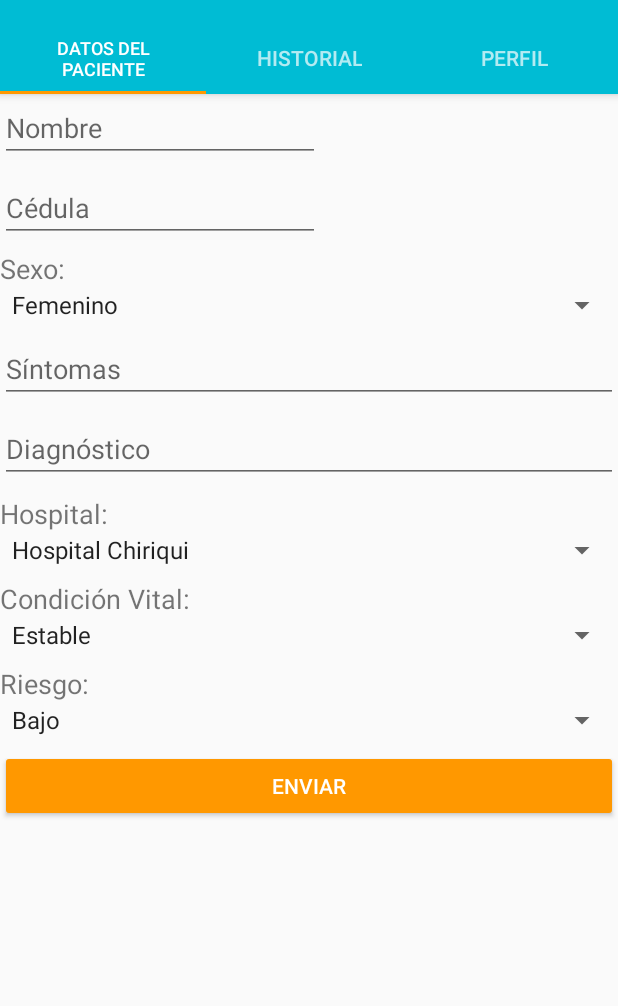
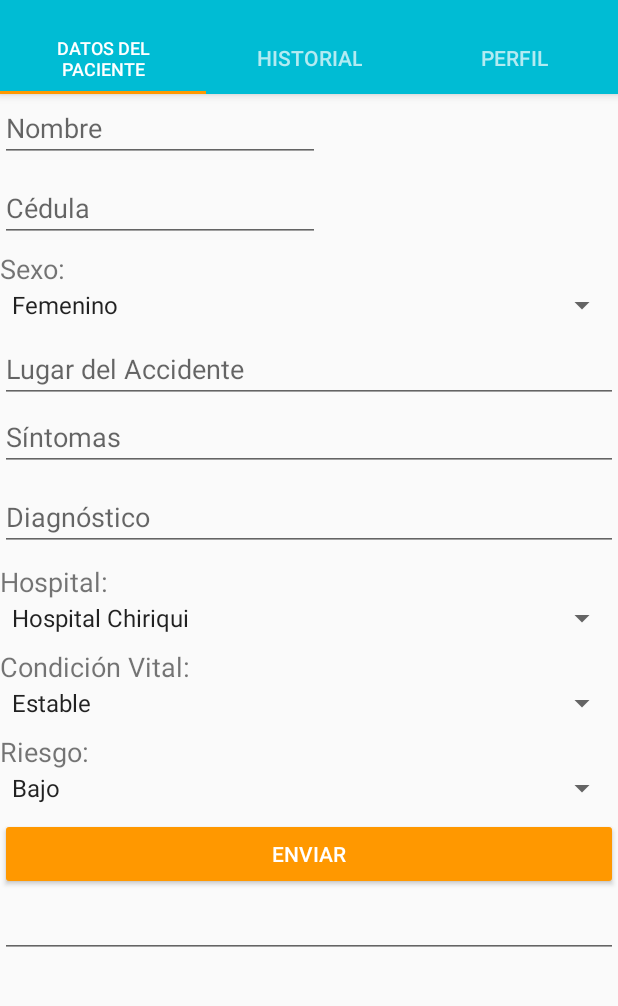
Before and after one commit to kornofilo/DS6-SATEM, an Android app: the screen it shows after launch once a user with an empty profile is signed in (MainActivity), after a tap on "ENVIAR", on a phone screen of 412 x 824 dp, the part 74-1080 px from its top. Run offline under Robolectric (Android 15) with nearby library versions, the phone set to English and light mode, and no system bars; our stand-ins replace Firebase (no records; nobody signed in at launch, a user with empty details on screens opened directly).

Commit message:
SATEM APP - Send Emergency - 2

```diff
--- a/SATEMapp/app/src/main/java/com/example/r_2g_/satemapp/LoginActivity.java
+++ b/SATEMapp/app/src/main/java/com/example/r_2g_/satemapp/LoginActivity.java
@@ -97,12 +97,11 @@ public class LoginActivity extends AppCompatActivity implements View.OnClickList
         final Intent intent;
         switch (v.getId()){
             case R.id.buttonLogin:{
-                System.out.println("case holi");
                 if(!emailET.getText().toString().equals("") && !passwordET.getText().toString().equals("")){
-                    System.out.println("if holi");
                     String emailV = emailET.getText().toString();
                     String passwordV = passwordET.getText().toString();
                     intent = new Intent(LoginActivity.this,MainActivity.class);
+                    intent.putExtra("numAmbulance",ambulanceET.getText().toString());
                     mAuth.signInWithEmailAndPassword(emailV, passwordV)
                             .addOnCompleteListener(this, new OnCompleteListener<AuthResult>() {
                                 @Override
@@ -121,7 +120,6 @@ public class LoginActivity extends AppCompatActivity implements View.OnClickList
                                         finish();
                                     }
 
-                                    // ...
                                 }
                             });
                 }
--- a/SATEMapp/app/src/main/java/com/example/r_2g_/satemapp/MainActivity.java
+++ b/SATEMapp/app/src/main/java/com/example/r_2g_/satemapp/MainActivity.java
@@ -30,6 +30,7 @@ import android.view.ViewGroup;
 
 import android.widget.Button;
 import android.widget.EditText;
+import android.widget.Spinner;
 import android.widget.TextView;
 import android.widget.Toast;
 
@@ -43,12 +44,16 @@ import com.google.firebase.database.FirebaseDatabase;
 import com.google.firebase.database.Query;
 import com.google.firebase.database.ValueEventListener;
 
+import java.text.SimpleDateFormat;
 import java.util.ArrayList;
+import java.util.Calendar;
+import java.util.Date;
 
 public class MainActivity extends AppCompatActivity{
 
     FirebaseDatabase database;
     static DatabaseReference myRef;
+    static Bundle extras;
 
 
     private SectionsPagerAdapter mSectionsPagerAdapter;
@@ -92,6 +97,10 @@ public class MainActivity extends AppCompatActivity{
 
         database = FirebaseDatabase.getInstance();
         myRef = database.getReference("emergencias");
+
+        //Obtenemos el #de ambulancia del paramedico
+        extras = getIntent().getExtras();
+
     }
 
 
@@ -159,14 +168,24 @@ public class MainActivity extends AppCompatActivity{
 
 
             View rootView = null;
-            FirebaseUser user = FirebaseAuth.getInstance().getCurrentUser();
+            final FirebaseUser user = FirebaseAuth.getInstance().getCurrentUser();
             Query emergenciasQuery = myRef.orderByChild("paramedico").equalTo(user.getEmail());
             switch (getArguments().getInt(ARG_SECTION_NUMBER)){
                 case 1: {
                     rootView = inflater.inflate(R.layout.fragment_main, container, false);
                     //EditTexts
-                    final EditText nombre;
+                    final EditText nombre, cedula,sintomas,lugar;
                     nombre = (EditText) rootView.findViewById(R.id.editTextNombrePaciente);
+                    cedula = (EditText) rootView.findViewById(R.id.editTextCedula);
+                    lugar = (EditText) rootView.findViewById(R.id.editTextLugar);
+                    sintomas = (EditText) rootView.findViewById(R.id.editTextSintomas);
+
+                    //Spinners
+                    final Spinner genero;
+                    genero = (Spinner) rootView.findViewById(R.id.spinnerSexo);
+
+
+
 
 
                     //Extraemos los valores en los Textviews y Spinners
@@ -179,12 +198,23 @@ public class MainActivity extends AppCompatActivity{
                         public void onClick(View v) {
                             String id = myRef.push().getKey();
                             String nombreV = nombre.getText().toString();
-                            final EmergenciasTest emergencia = new EmergenciasTest(nombreV);
+                            String cedulaV = cedula.getText().toString();
+                            String generoV = genero.getSelectedItem().toString();
+                            String lugarV = lugar.getText().toString();
+                            String sintomasV = sintomas.getText().toString();
+
+                            Calendar c = Calendar.getInstance();
+                            System.out.println("Current time => " + c.getTime());
+
+                            SimpleDateFormat df = new SimpleDateFormat("dd-MMM-yyyy");
+                            String formattedDate = df.format(c.getTime());
+
+                            /*final Emergencias emergencia = new Emergencias(nombreV,cedulaV,extras.getString("numAmbulance"),generoV,sintomasV,lugarV,user.getEmail());
                             System.out.println(nombreV);
                             if(!nombreV.equals(""))
                                myRef.child(id).setValue(emergencia);
                             else
-                                System.out.println("NOPE");
+                                System.out.println("NOPE");*/
 
                         }
                     });
--- a/SATEMapp/app/src/main/res/layout/fragment_main.xml
+++ b/SATEMapp/app/src/main/res/layout/fragment_main.xml
@@ -5,26 +5,26 @@
 
     <LinearLayout
         android:layout_width="match_parent"
-        android:layout_height="wrap_content"
-        android:orientation="vertical" >
+        android:layout_height="match_parent"
+        android:orientation="vertical">
 
 
         <EditText
             android:id="@+id/editTextNombrePaciente"
             android:layout_width="wrap_content"
             android:layout_height="wrap_content"
+            android:layout_marginBottom="8dp"
             android:ems="10"
             android:hint="@string/NombrePaciente"
-            android:layout_marginBottom="8dp"
             android:inputType="textPersonName" />
 
         <EditText
             android:id="@+id/editTextCedula"
             android:layout_width="wrap_content"
             android:layout_height="wrap_content"
+            android:layout_marginBottom="5dp"
             android:ems="10"
             android:hint="@string/cedula"
-            android:layout_marginBottom="5dp"
             android:inputType="textPersonName" />
 
         <TextView
@@ -38,25 +38,33 @@
             android:id="@+id/spinnerSexo"
             android:layout_width="match_parent"
             android:layout_height="wrap_content"
+            android:layout_marginBottom="8dp"
             android:entries="@array/sexoOpts"
-            android:layout_marginBottom="8dp"
             android:spinnerMode="dialog" />
+
+        <EditText
+            android:id="@+id/editTextLugar"
+            android:layout_width="match_parent"
+            android:layout_height="wrap_content"
+            android:ems="10"
+            android:hint="@string/lugar"
+            android:inputType="textPersonName" />
 
         <EditText
             android:id="@+id/editTextSintomas"
             android:layout_width="match_parent"
             android:layout_height="wrap_content"
+            android:layout_marginBottom="8dp"
             android:ems="10"
             android:hint="@string/sintomas"
-            android:layout_marginBottom="8dp"
             android:inputType="textMultiLine" />
 
         <EditText
             android:id="@+id/editTextDiagnostico"
             android:layout_width="match_parent"
             android:layout_height="wrap_content"
+            android:layout_marginBottom="8dp"
             android:ems="10"
-            android:layout_marginBottom="8dp"
             android:hint="@string/diagnostico"
             android:inputType="textMultiLine" />
 
@@ -86,9 +94,9 @@
             android:id="@+id/spinnerCondVital"
             android:layout_width="match_parent"
             android:layout_height="wrap_content"
+            android:layout_marginBottom="8dp"
             android:entries="@array/condVitalOpts"
-            android:layout_marginBottom="8dp"
-            android:spinnerMode="dialog"/>
+            android:spinnerMode="dialog" />
 
         <TextView
             android:id="@+id/textViewRiesgo"
@@ -112,5 +120,12 @@
             android:layout_height="wrap_content"
             android:text="@string/enviar" />
 
+        <EditText
+            android:id="@+id/editText2"
+            android:layout_width="match_parent"
+            android:layout_height="wrap_content"
+            android:ems="10"
+            android:inputType="textPersonName" />
+
     </LinearLayout>
 </ScrollView>
--- a/SATEMapp/app/src/main/res/values/strings.xml
+++ b/SATEMapp/app/src/main/res/values/strings.xml
@@ -63,7 +63,7 @@
     </string-array>
 
     <string name="logout">Cerrar Sesión</string>
-
+    <string name="lugar">Lugar del Accidente</string>
 
 
 </resources>
```
Also changed, not shown: SATEMapp/app/src/main/java/com/example/r_2g_/satemapp/Emergencias.java (+4 -13 lines).
